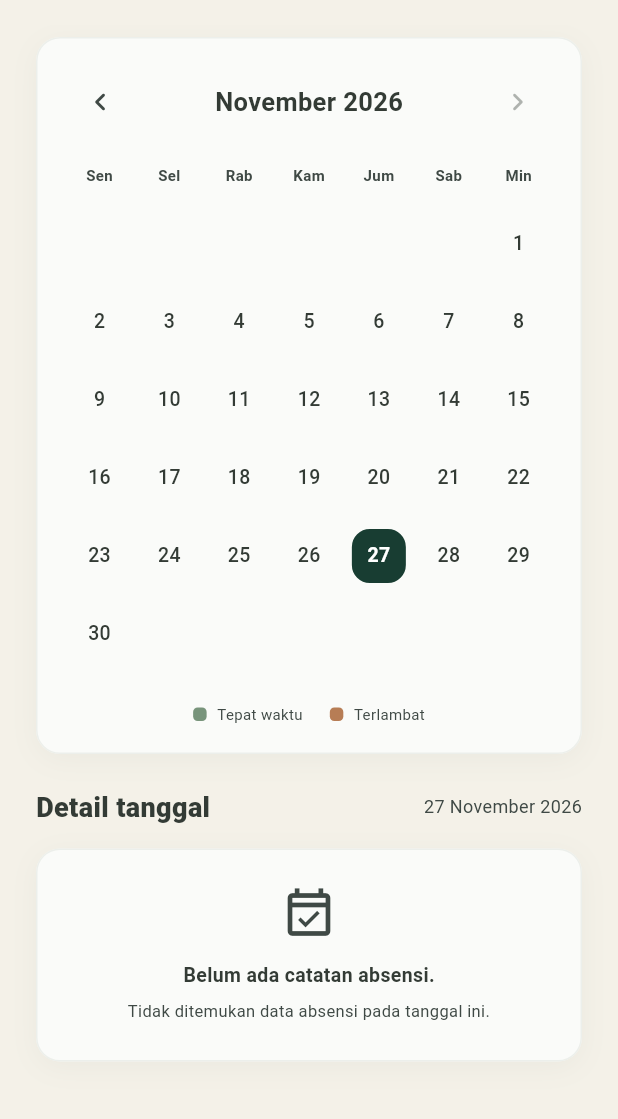
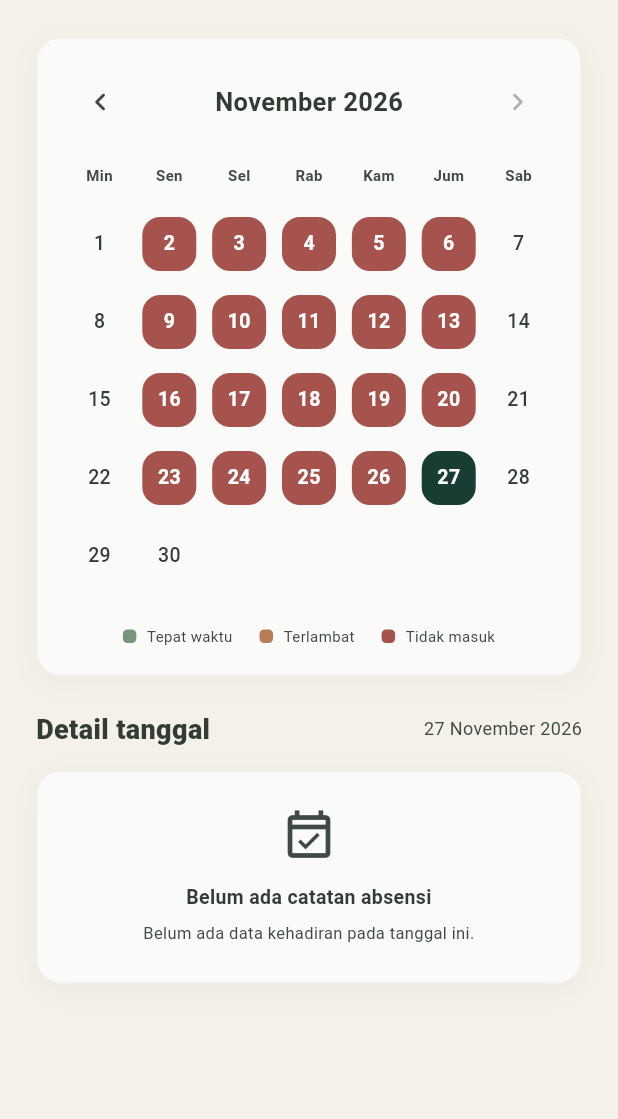
Before and after one commit to fauza-alifa/hadeer-app, a Flutter app: the CalendarPage screen opened directly, on a phone screen of 412 x 824 dp, the part 59-1178 px from its top. Run offline on Flutter 3.47's test engine with Material 3 defaults, Android fonts, the phone set to English and light mode, and no system bars; our stand-ins replace camera, cloud_firestore, firebase_auth, firebase_core, flutter_riverpod, shared_preferences; accounts and stored records are empty.

Commit message:
add not enter status

```diff
--- /dev/null
+++ b/lib/features/attendance/domain/attendance_day_status.dart
@@ -0,0 +1,91 @@
+import 'school_calendar.dart';
+
+enum AttendanceDayStatus { onTime, late, absent, holiday, weekend, upcoming }
+
+class AttendanceDayStatusResolver {
+  AttendanceDayStatusResolver._();
+
+  static const int deadlineHour = 7;
+  static const int deadlineMinute = 0;
+
+  /// Mengubah waktu ke WIB (UTC+7).
+  static DateTime toWib(DateTime dateTime) {
+    return dateTime.toUtc().add(const Duration(hours: 7));
+  }
+
+  /// Membandingkan tanggal dalam WIB.
+  static bool isSameDate(DateTime a, DateTime b) {
+    return a.year == b.year && a.month == b.month && a.day == b.day;
+  }
+
+  /// Menentukan status berdasarkan tanggal dan waktu check-in.
+  ///
+  /// [attendanceTime] null berarti tidak ada catatan check-in.
+  /// [now] digunakan untuk menentukan apakah tanggal sudah selesai.
+  static AttendanceDayStatus resolve({
+    required DateTime date,
+    required DateTime now,
+    DateTime? attendanceTime,
+  }) {
+    final targetDate = toWib(date);
+    final currentDate = toWib(now);
+
+    if (SchoolCalendar.isHoliday(targetDate)) {
+      return AttendanceDayStatus.holiday;
+    }
+
+    if (!SchoolCalendar.isWeekday(targetDate)) {
+      return AttendanceDayStatus.weekend;
+    }
+
+    // Tanggal yang belum tiba tidak memiliki status absensi.
+    final targetDay = DateTime.utc(
+      targetDate.year,
+      targetDate.month,
+      targetDate.day,
+    );
+
+    final currentDay = DateTime.utc(
+      currentDate.year,
+      currentDate.month,
+      currentDate.day,
+    );
+
+    if (targetDay.isAfter(currentDay)) {
+      return AttendanceDayStatus.upcoming;
+    }
+
+    if (attendanceTime != null) {
+      final checkIn = toWib(attendanceTime);
+
+      final deadline = DateTime(
+        targetDate.year,
+        targetDate.month,
+        targetDate.day,
+        deadlineHour,
+        deadlineMinute,
+      );
+
+      return checkIn.isAfter(deadline)
+          ? AttendanceDayStatus.late
+          : AttendanceDayStatus.onTime;
+    }
+
+    // Hari ini baru dianggap tidak masuk setelah pukul 23.59 WIB.
+    final endOfDay = DateTime(
+      targetDate.year,
+      targetDate.month,
+      targetDate.day,
+      23,
+      59,
+      59,
+    );
+
+    if (currentDate.isAfter(endOfDay) ||
+        isSameDate(currentDate, targetDate) && currentDate.isAfter(endOfDay)) {
+      return AttendanceDayStatus.absent;
+    }
+
+    return AttendanceDayStatus.upcoming;
+  }
+}
--- /dev/null
+++ b/lib/features/attendance/domain/school_calendar.dart
@@ -0,0 +1,25 @@
+class SchoolCalendar {
+  SchoolCalendar._();
+
+  static const Set<String> holidays = {'2026-12-25', '2027-01-01'};
+
+  static String dateKey(DateTime date) {
+    final year = date.year.toString().padLeft(4, '0');
+    final month = date.month.toString().padLeft(2, '0');
+    final day = date.day.toString().padLeft(2, '0');
+
+    return '$year-$month-$day';
+  }
+
+  static bool isWeekday(DateTime date) {
+    return date.weekday >= DateTime.monday && date.weekday <= DateTime.friday;
+  }
+
+  static bool isHoliday(DateTime date) {
+    return holidays.contains(dateKey(date));
+  }
+
+  static bool isSchoolDay(DateTime date) {
+    return isWeekday(date) && !isHoliday(date);
+  }
+}
--- a/lib/features/attendance/presentation/calendar_page.dart
+++ b/lib/features/attendance/presentation/calendar_page.dart
@@ -5,6 +5,8 @@ import 'package:intl/intl.dart';
 import '../../../core/surface_card.dart';
 import '../domain/attendance.dart';
 import '../domain/attendance_policy.dart';
+import '../domain/attendance_day_status.dart';
+import '../domain/school_calendar.dart';
 import 'providers.dart';
 import 'widgets/history_tile.dart';
 
@@ -18,6 +20,10 @@ class CalendarPage extends ConsumerStatefulWidget {
 class _CalendarPageState extends ConsumerState<CalendarPage> {
   late DateTime selectedMonth;
   late DateTime selectedDate;
+
+  static const Color onTimeColor = Color(0xFF78947B);
+  static const Color lateColor = Color(0xFFB77D55);
+  static const Color absentColor = Color(0xFFA6534D);
 
   @override
   void initState() {
@@ -51,10 +57,27 @@ class _CalendarPageState extends ConsumerState<CalendarPage> {
     });
   }
 
+  AttendanceDayStatus _getDateStatus({
+    required DateTime date,
+    required List<Attendance> records,
+    required DateTime now,
+  }) {
+    final dayRecords = AttendanceCalendarUtils.recordsForDate(records, date);
+
+    final record = dayRecords.isNotEmpty ? dayRecords.first : null;
+
+    return AttendanceDayStatusResolver.resolve(
+      date: date,
+      now: now,
+      attendanceTime: record?.createdAt,
+    );
+  }
+
   @override
   Widget build(BuildContext context) {
-    final scheme = Theme.of(context).colorScheme;
-    final dark = Theme.of(context).brightness == Brightness.dark;
+    final theme = Theme.of(context);
+    final scheme = theme.colorScheme;
+    final dark = theme.brightness == Brightness.dark;
 
     final attendanceAsync = ref.watch(monthlyAttendanceProvider(monthKey));
 
@@ -62,13 +85,10 @@ class _CalendarPageState extends ConsumerState<CalendarPage> {
 
     final forest = dark ? const Color(0xFFA8C5A9) : const Color(0xFF183D32);
 
-    const onTimeColor = Color(0xFF78947B);
-    const lateColor = Color(0xFFB77D55);
-
     return Scaffold(
-      backgroundColor: Theme.of(context).scaffoldBackgroundColor,
+      backgroundColor: theme.scaffoldBackgroundColor,
       appBar: AppBar(
-        backgroundColor: Theme.of(context).scaffoldBackgroundColor,
+        backgroundColor: theme.scaffoldBackgroundColor,
         surfaceTintColor: Colors.transparent,
         elevation: 0,
         title: const Text(
@@ -119,16 +139,16 @@ class _CalendarPageState extends ConsumerState<CalendarPage> {
 
                 const SizedBox(height: 18),
 
-                // Weekday labels
+                // Weekday labels: Sunday first
                 const Row(
                   children: [
+                    _WeekdayLabel('Min'),
                     _WeekdayLabel('Sen'),
                     _WeekdayLabel('Sel'),
                     _WeekdayLabel('Rab'),
                     _WeekdayLabel('Kam'),
                     _WeekdayLabel('Jum'),
                     _WeekdayLabel('Sab'),
-                    _WeekdayLabel('Min'),
                   ],
                 ),
 
@@ -141,8 +161,6 @@ class _CalendarPageState extends ConsumerState<CalendarPage> {
                       records: records,
                       today: today,
                       forest: forest,
-                      onTimeColor: onTimeColor,
-                      lateColor: lateColor,
                     );
                   },
                   loading: () => const SizedBox(
@@ -186,6 +204,7 @@ class _CalendarPageState extends ConsumerState<CalendarPage> {
                   children: const [
                     _LegendItem(color: onTimeColor, label: 'Tepat waktu'),
                     _LegendItem(color: lateColor, label: 'Terlambat'),
+                    _LegendItem(color: absentColor, label: 'Tidak masuk'),
                   ],
                 ),
               ],
@@ -223,44 +242,21 @@ class _CalendarPageState extends ConsumerState<CalendarPage> {
                 selectedDate,
               );
 
-              if (selectedRecords.isEmpty) {
-                return SurfaceCard(
-                  padding: 24,
-                  child: Column(
-                    children: [
-                      Icon(
-                        Icons.event_available_outlined,
-                        size: 38,
-                        color: scheme.onSurfaceVariant,
-                      ),
-                      const SizedBox(height: 12),
-                      Text(
-                        'Belum ada catatan absensi.',
-                        style: TextStyle(
-                          fontSize: 13,
-                          fontWeight: FontWeight.w600,
-                          color: scheme.onSurface,
-                        ),
-                      ),
-                      const SizedBox(height: 5),
-                      Text(
-                        'Tidak ditemukan data absensi pada tanggal ini.',
-                        textAlign: TextAlign.center,
-                        style: TextStyle(
-                          fontSize: 11,
-                          color: scheme.onSurfaceVariant,
-                        ),
-                      ),
-                    ],
-                  ),
+              final status = _getDateStatus(
+                date: selectedDate,
+                records: records,
+                now: DateTime.now(),
+              );
+
+              if (selectedRecords.isNotEmpty) {
+                return Column(
+                  children: selectedRecords
+                      .map((record) => HistoryTile(record: record))
+                      .toList(),
                 );
               }
 
-              return Column(
-                children: selectedRecords
-                    .map((record) => HistoryTile(record: record))
-                    .toList(),
-              );
+              return _buildEmptyDateDetail(status);
             },
             loading: () => const Center(
               child: Padding(
@@ -279,8 +275,6 @@ class _CalendarPageState extends ConsumerState<CalendarPage> {
     required List<Attendance> records,
     required DateTime today,
     required Color forest,
-    required Color onTimeColor,
-    required Color lateColor,
   }) {
     final daysInMonth = DateTime(
       selectedMonth.year,
@@ -288,7 +282,9 @@ class _CalendarPageState extends ConsumerState<CalendarPage> {
       0,
     ).day;
 
-    final firstDayOffset = AttendanceCalendarUtils.mondayFirstOffset(
+    // Sunday first:
+    // Sunday = 0, Monday = 1, ..., Saturday = 6.
+    final firstDayOffset = AttendanceCalendarUtils.sundayFirstOffset(
       selectedMonth,
     );
 
@@ -311,18 +307,17 @@ class _CalendarPageState extends ConsumerState<CalendarPage> {
 
         final date = DateTime(selectedMonth.year, selectedMonth.month, day);
 
-        final dayRecords = AttendanceCalendarUtils.recordsForDate(
-          records,
-          date,
+        final status = _getDateStatus(
+          date: date,
+          records: records,
+          now: DateTime.now(),
         );
 
-        final hasAttendance = dayRecords.isNotEmpty;
-        final record = hasAttendance ? dayRecords.first : null;
+        final hasAttendance =
+            status == AttendanceDayStatus.onTime ||
+            status == AttendanceDayStatus.late;
 
-        final isLate =
-            record?.createdAt != null &&
-            AttendancePolicy.status(record!.createdAt!) ==
-                AttendanceStatus.late;
+        final isAbsent = status == AttendanceDayStatus.absent;
 
         final isSelected =
             selectedDate.year == date.year &&
@@ -338,13 +333,18 @@ class _CalendarPageState extends ConsumerState<CalendarPage> {
 
         if (isSelected) {
           backgroundColor = forest;
-        } else if (hasAttendance) {
-          backgroundColor = isLate ? lateColor : onTimeColor;
         } else {
-          backgroundColor = Colors.transparent;
+          backgroundColor = switch (status) {
+            AttendanceDayStatus.onTime => onTimeColor,
+            AttendanceDayStatus.late => lateColor,
+            AttendanceDayStatus.absent => absentColor,
+            _ => Colors.transparent,
+          };
         }
 
-        final textColor = isSelected || hasAttendance
+        final hasStatusColor = hasAttendance || isAbsent;
+
+        final textColor = isSelected || hasStatusColor
             ? Colors.white
             : Theme.of(context).colorScheme.onSurface;
 
@@ -359,7 +359,6 @@ class _CalendarPageState extends ConsumerState<CalendarPage> {
               decoration: BoxDecoration(
                 color: backgroundColor,
                 borderRadius: BorderRadius.circular(12),
-
                 border: isToday ? Border.all(color: forest, width: 2) : null,
               ),
               alignment: Alignment.center,
@@ -367,7 +366,7 @@ class _CalendarPageState extends ConsumerState<CalendarPage> {
                 '$day',
                 style: TextStyle(
                   fontSize: 13,
-                  fontWeight: isSelected || isToday || hasAttendance
+                  fontWeight: isSelected || isToday || hasStatusColor
                       ? FontWeight.w700
                       : FontWeight.w500,
                   color: textColor,
@@ -377,6 +376,77 @@ class _CalendarPageState extends ConsumerState<CalendarPage> {
           ),
         );
       },
+    );
+  }
+
+  Widget _buildEmptyDateDetail(AttendanceDayStatus status) {
+    final scheme = Theme.of(context).colorScheme;
+
+    final String title;
+    final String description;
+    final IconData icon;
+    final Color iconColor;
+
+    switch (status) {
+      case AttendanceDayStatus.absent:
+        title = 'Tidak masuk';
+        description = 'Tidak ada catatan kehadiran pada tanggal ini.';
+        icon = Icons.event_busy_outlined;
+        iconColor = absentColor;
+
+      case AttendanceDayStatus.holiday:
+        title = 'Hari libur';
+        description = 'Tanggal ini termasuk dalam daftar hari libur sekolah.';
+        icon = Icons.celebration_outlined;
+        iconColor = scheme.onSurfaceVariant;
+
+      case AttendanceDayStatus.weekend:
+        title = 'Akhir pekan';
+        description = 'Tidak ada kegiatan sekolah pada hari ini.';
+        icon = Icons.weekend_outlined;
+        iconColor = scheme.onSurfaceVariant;
+
+      case AttendanceDayStatus.upcoming:
+        title = 'Belum ada catatan absensi';
+        description = 'Belum ada data kehadiran pada tanggal ini.';
+        icon = Icons.event_available_outlined;
+        iconColor = scheme.onSurfaceVariant;
+
+      case AttendanceDayStatus.onTime:
+      case AttendanceDayStatus.late:
+        title = 'Belum ada catatan absensi';
+        description = 'Tidak ditemukan data absensi pada tanggal ini.';
+        icon = Icons.event_available_outlined;
+        iconColor = scheme.onSurfaceVariant;
+    }
+
+    return SurfaceCard(
+      padding: 24,
+      child: Column(
+        children: [
+          Icon(icon, size: 38, color: iconColor),
+          const SizedBox(height: 12),
+          Text(
+            title,
+            textAlign: TextAlign.center,
+            style: TextStyle(
+              fontSize: 13,
+              fontWeight: FontWeight.w700,
+              color: scheme.onSurface,
+            ),
+          ),
+          const SizedBox(height: 5),
+          Text(
+            description,
+            textAlign: TextAlign.center,
+            style: TextStyle(
+              fontSize: 11,
+              height: 1.5,
+              color: scheme.onSurfaceVariant,
+            ),
+          ),
+        ],
+      ),
     );
   }
 }
@@ -438,11 +508,21 @@ class _LegendItem extends StatelessWidget {
 abstract final class AttendanceCalendarUtils {
   static String monthKey(DateTime month) {
     final monthString = month.month.toString().padLeft(2, '0');
+
     return '${month.year}-$monthString';
   }
 
-  static int mondayFirstOffset(DateTime month) {
-    return DateTime(month.year, month.month, 1).weekday - 1;
+  /// Menghitung offset dengan Minggu sebagai hari pertama.
+  ///
+  /// Sunday = 0
+  /// Monday = 1
+  /// Tuesday = 2
+  /// Wednesday = 3
+  /// Thursday = 4
+  /// Friday = 5
+  /// Saturday = 6
+  static int sundayFirstOffset(DateTime month) {
+    return DateTime(month.year, month.month, 1).weekday % 7;
   }
 
   static DateTime wibDate(DateTime instant) {
```
